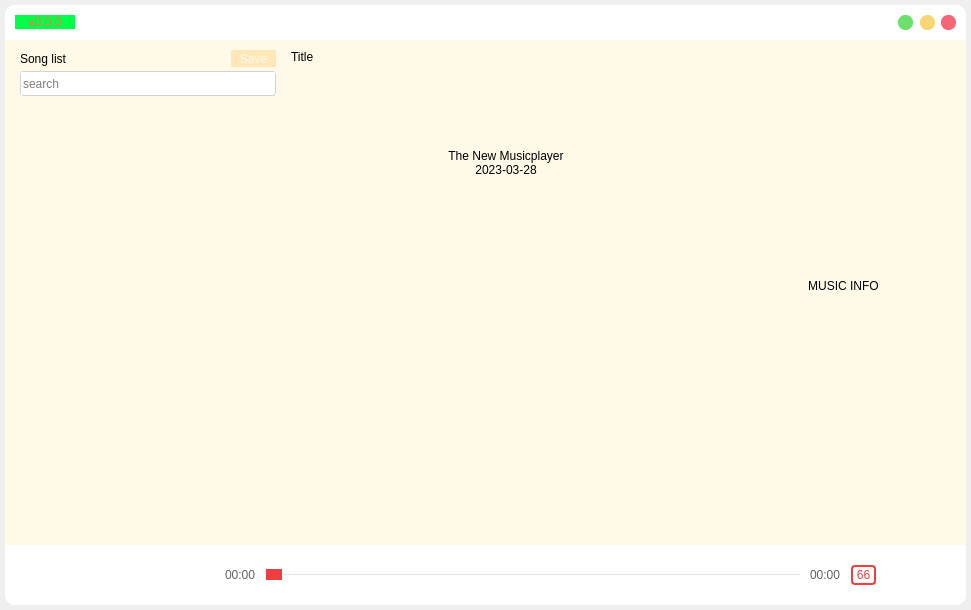
Old version of the form mainwindow.ui in the repository byydzh/CSCI3280-2022-23-Project-PlanB.
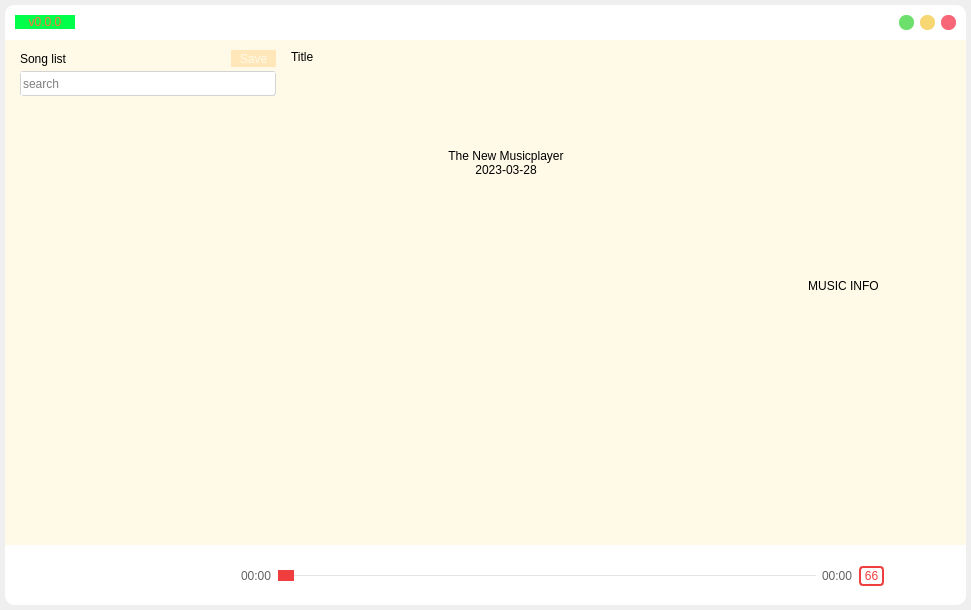
New version of the form. Icons and pictures are not drawn.

Patch:
```diff
--- a/mainwindow.ui
+++ b/mainwindow.ui
@@ -209,39 +209,39 @@
             </property>
            </spacer>
           </item>
-          <item>
-           <widget class="QPushButton" name="pushButton_green">
-            <property name="minimumSize">
-             <size>
-              <width>15</width>
-              <height>15</height>
-             </size>
-            </property>
-            <property name="maximumSize">
-             <size>
-              <width>15</width>
-              <height>15</height>
-             </size>
-            </property>
-            <property name="cursor">
-             <cursorShape>PointingHandCursor</cursorShape>
-            </property>
-            <property name="focusPolicy">
-             <enum>Qt::NoFocus</enum>
-            </property>
-            <property name="styleSheet">
-             <string notr="true">QPushButton{background:#6DDF6D;border-radius:7px;}QPushButton:hover{background:green;}</string>
-            </property>
-            <property name="text">
-             <string/>
-            </property>
-           </widget>
-          </item>
           <item>
            <layout class="QHBoxLayout" name="horizontalLayout_lights_btn">
             <property name="spacing">
              <number>6</number>
             </property>
+            <item>
+             <widget class="QPushButton" name="pushButton_green">
+              <property name="minimumSize">
+               <size>
+                <width>15</width>
+                <height>15</height>
+               </size>
+              </property>
+              <property name="maximumSize">
+               <size>
+                <width>15</width>
+                <height>15</height>
+               </size>
+              </property>
+              <property name="cursor">
+               <cursorShape>PointingHandCursor</cursorShape>
+              </property>
+              <property name="focusPolicy">
+               <enum>Qt::NoFocus</enum>
+              </property>
+              <property name="styleSheet">
+               <string notr="true">QPushButton{background:#6DDF6D;border-radius:7px;}QPushButton:hover{background:green;}</string>
+              </property>
+              <property name="text">
+               <string/>
+              </property>
+             </widget>
+            </item>
             <item>
              <widget class="QPushButton" name="pushButton_yellow">
               <property name="minimumSize">
@@ -811,27 +811,53 @@
     	border-bottom-left-radius:10px;
     }</string>
          </property>
-         <layout class="QHBoxLayout" name="horizontalLayout_6">
-          <property name="spacing">
-           <number>10</number>
+         <widget class="QWidget" name="">
+          <property name="geometry">
+           <rect>
+            <x>10</x>
+            <y>10</y>
+            <width>941</width>
+            <height>42</height>
+           </rect>
           </property>
-          <property name="leftMargin">
-           <number>10</number>
-          </property>
-          <property name="topMargin">
-           <number>5</number>
-          </property>
-          <property name="rightMargin">
-           <number>10</number>
-          </property>
-          <property name="bottomMargin">
-           <number>5</number>
-          </property>
+          <layout class="QHBoxLayout" name="horizontalLayout_2">
           <item>
-           <layout class="QHBoxLayout" name="horizontalLayout_left_btn">
-            <property name="spacing">
-             <number>10</number>
-            </property>
+            <widget class="QPushButton" name="pushButton_path_2">
+             <property name="minimumSize">
+              <size>
+               <width>30</width>
+               <height>30</height>
+              </size>
+             </property>
+             <property name="maximumSize">
+              <size>
+               <width>30</width>
+               <height>30</height>
+              </size>
+             </property>
+             <property name="cursor">
+              <cursorShape>PointingHandCursor</cursorShape>
+             </property>
+             <property name="focusPolicy">
+              <enum>Qt::NoFocus</enum>
+             </property>
+             <property name="styleSheet">
+              <string notr="true">QPushButton{
+	image: url(:/icon/images/翻译.png);
+}
+QPushButton:hover{
+	image: url(:/icon/images/翻译 深色.png);
+}
+</string>
+             </property>
+             <property name="text">
+              <string/>
+             </property>
+             <property name="flat">
+              <bool>true</bool>
+             </property>
+            </widget>
+           </item>
             <item>
              <widget class="QPushButton" name="pushButton_path">
               <property name="minimumSize">
@@ -1012,8 +1038,6 @@
               </property>
              </widget>
             </item>
-           </layout>
-          </item>
           <item>
            <widget class="QLabel" name="label_time_start">
             <property name="minimumSize">
@@ -1153,11 +1177,6 @@
            </widget>
           </item>
           <item>
-           <layout class="QHBoxLayout" name="horizontalLayout_right_btn">
-            <property name="spacing">
-             <number>10</number>
-            </property>
-            <item>
              <widget class="QPushButton" name="pushButton_volume">
               <property name="minimumSize">
                <size>
@@ -1270,8 +1289,7 @@
              </widget>
             </item>
            </layout>
-          </item>
-         </layout>
+         </widget>
         </widget>
        </item>
       </layout>
```
Lines whose indentation alone changed are shown as unchanged.
